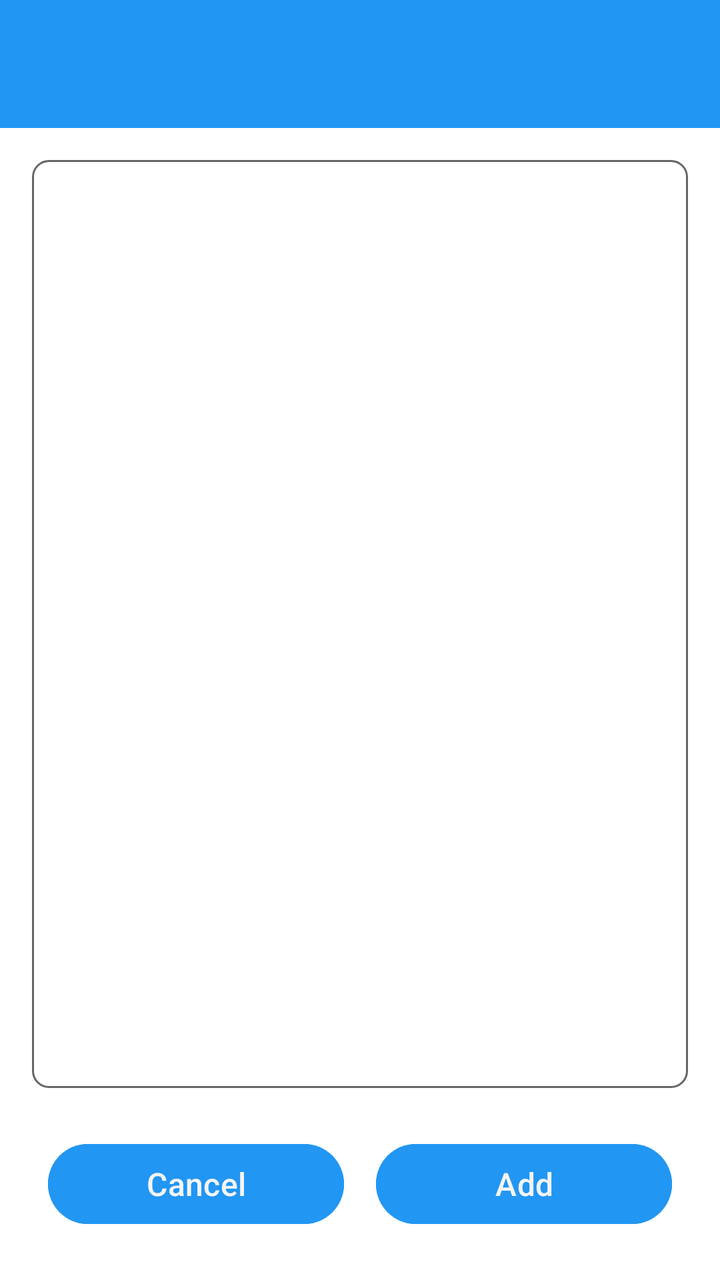
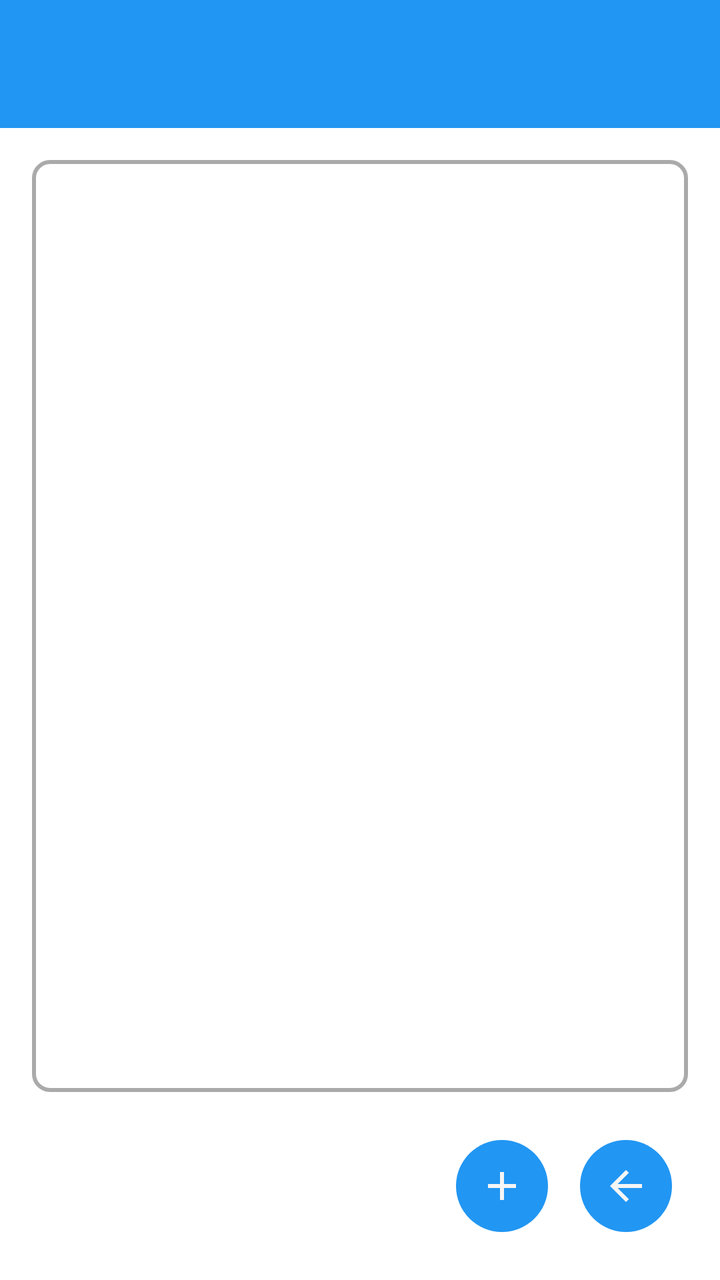

Two renders of the same Android screen: before a commit and after it. Below are the layout's source before the change and the commit's diff.
<!-- AndroidManifest.xml: application theme Theme.Freer -->
<!-- res/layout/activity_choose_servant_fid.xml -->
<?xml version="1.0" encoding="utf-8"?>
<LinearLayout xmlns:android="http://schemas.android.com/apk/res/android"
    android:layout_width="match_parent"
    android:layout_height="match_parent"
    android:orientation="vertical">

    <include layout="@layout/common_toolbar" />

    <ScrollView
        android:layout_width="match_parent"
        android:layout_height="0dp"
        android:layout_weight="1"
        android:layout_marginHorizontal="16dp"
        android:layout_marginTop="16dp"
        android:background="@drawable/container_outline"
        android:padding="8dp">

        <LinearLayout
            android:id="@+id/servant_fid_list_container"
            android:layout_width="match_parent"
            android:layout_height="wrap_content"
            android:orientation="vertical" />

    </ScrollView>

    <LinearLayout
        android:layout_width="match_parent"
        android:layout_height="wrap_content"
        android:orientation="horizontal"
        android:layout_margin="16dp">

        <Button
            android:id="@+id/cancel_button"
            style="@style/ButtonStyle"
            android:layout_width="0dp"
            android:layout_height="wrap_content"
            android:layout_weight="1"
            android:layout_marginEnd="8dp"
            android:text="@string/cancel" />

        <Button
            android:id="@+id/add_button"
            style="@style/ButtonStyle"
            android:layout_width="0dp"
            android:layout_height="wrap_content"
            android:layout_weight="1"
            android:layout_marginStart="8dp"
            android:text="@string/add" />

    </LinearLayout>

</LinearLayout>
<!-- res/layout/common_toolbar.xml (included above) -->
<?xml version="1.0" encoding="utf-8"?>
<androidx.appcompat.widget.Toolbar xmlns:android="http://schemas.android.com/apk/res/android"
    xmlns:app="http://schemas.android.com/apk/res-auto"
    android:id="@+id/toolbar"
    android:layout_width="match_parent"
    android:layout_height="?attr/actionBarSize"
    android:background="@color/colorAccent"
    android:theme="@style/ThemeOverlay.Freer.Toolbar">

    <LinearLayout
        android:id="@+id/toolbar_fid_container"
        android:layout_width="wrap_content"
        android:layout_height="match_parent"
        android:layout_gravity="end"
        android:orientation="horizontal"
        android:gravity="center_vertical"
        android:paddingEnd="4dp"
        android:paddingStart="16dp"
        android:visibility="gone"
        android:clickable="true"
        android:focusable="true"
        android:background="?android:attr/selectableItemBackground">

        <TextView
            android:id="@+id/toolbar_fid_text"
            android:layout_width="wrap_content"
            android:layout_height="wrap_content"
            android:layout_marginEnd="8dp"
            android:text="FID123456789..."
            android:textColor="@android:color/white"
            android:textSize="14sp"
            android:maxLines="1"
            android:ellipsize="none" />

        <ImageView
            android:id="@+id/toolbar_avatar"
            android:layout_width="42dp"
            android:layout_height="42dp"
            android:background="@color/colorAccent"
            android:scaleType="centerCrop"
            android:contentDescription="@string/avatar" />

    </LinearLayout>

</androidx.appcompat.widget.Toolbar>
<!-- resources referenced by this layout -->
<resources>
  <color name="colorAccent">#2196F3</color>
  <!-- drawable container_outline (drawable) -->
  <?xml version="1.0" encoding="utf-8"?>
  <shape xmlns:android="http://schemas.android.com/apk/res/android"
      android:shape="rectangle">
      <stroke
          android:width="1dp"
          android:color="@color/outline_heavy" />
      <corners android:radius="8dp" />
  </shape>
  <string name="add">Add</string>
  <string name="avatar">Avatar</string>
  <string name="cancel">Cancel</string>
  <style name="ButtonStyle">
          <item name="android:textColor">@color/main_background</item>
          <item name="android:backgroundTint">@color/colorAccent</item>
          <item name="android:paddingStart">8dp</item>
          <item name="android:paddingEnd">8dp</item>
          <item name="android:paddingTop">8dp</item>
          <item name="android:paddingBottom">8dp</item>
          <item name="android:textSize">16sp</item>
          <item name="android:textAllCaps">false</item>
          <item name="android:layout_width">wrap_content</item>
          <item name="android:layout_height">@dimen/button_height</item>
          <item name="android:layout_weight">1</item>
          <item name="android:layout_marginStart">4dp</item>
          <item name="android:layout_marginEnd">4dp</item>
          <item name="android:layout_margin">8dp</item>
          <item name="android:layout_gravity">center</item>
      </style>
  <style name="ThemeOverlay.Freer.Toolbar" parent="ThemeOverlay.AppCompat.ActionBar">
          <item name="android:textColorPrimary">@color/main_background</item>
          <item name="android:textColorSecondary">@color/main_background</item>
      </style>
  <style name="Theme.Freer" parent="Base.Theme.Freer" />
  <color name="outline_heavy">#666666</color>
  <color name="main_background">#F5F5F5</color>
  <dimen name="button_height">52dp</dimen>
  <style name="Base.Theme.Freer" parent="Theme.Material3.DayNight.NoActionBar">
          <item name="colorPrimary">#2196F3</item>
          <item name="colorAccent">#2196F3</item>
          <item name="android:windowBackground">#FFFFFF</item>
          
          <item name="android:windowLayoutInDisplayCutoutMode">shortEdges</item>
          <item name="android:enforceNavigationBarContrast">false</item>
          <item name="android:enforceStatusBarContrast">false</item>
          <item name="android:statusBarColor">@android:color/transparent</item>
          <item name="android:navigationBarColor">@android:color/transparent</item>
          <item name="android:windowLightStatusBar">true</item>
          <item name="android:windowLightNavigationBar">true</item>
      </style>
</resources>

<!-- the commit's change to res/layout/activity_choose_servant_fid.xml (unified diff, before → after) -->
@@ -27,25 +27,20 @@
         android:layout_width="match_parent"
         android:layout_height="wrap_content"
         android:orientation="horizontal"
-        android:layout_margin="16dp">
+        android:layout_margin="16dp"
+        android:gravity="end">
 
-        <Button
-            android:id="@+id/cancel_button"
-            style="@style/ButtonStyle"
-            android:layout_width="0dp"
-            android:layout_height="wrap_content"
-            android:layout_weight="1"
-            android:layout_marginEnd="8dp"
-            android:text="@string/cancel" />
+        <ImageButton
+            android:id="@+id/add_button"
+            style="@style/ImageButtonStyle"
+            android:src="@drawable/ic_plus"
+            android:contentDescription="@string/add" />
 
-        <Button
-            android:id="@+id/add_button"
-            style="@style/ButtonStyle"
-            android:layout_width="0dp"
-            android:layout_height="wrap_content"
-            android:layout_weight="1"
-            android:layout_marginStart="8dp"
-            android:text="@string/add" />
+        <ImageButton
+            android:id="@+id/back_button"
+            style="@style/ImageButtonStyle"
+            android:src="@drawable/ic_back"
+            android:contentDescription="@string/back" />
 
     </LinearLayout>
 
@@ -57,7 +52,7 @@
     android:id="@+id/toolbar"
     android:layout_width="match_parent"
     android:layout_height="?attr/actionBarSize"
-    android:background="@color/colorAccent"
+    android:background="@color/accent"
     android:theme="@style/ThemeOverlay.Freer.Toolbar">
 
     <LinearLayout
@@ -66,30 +61,31 @@
         android:layout_height="match_parent"
         android:layout_gravity="end"
         android:orientation="horizontal"
-        android:gravity="center_vertical"
-        android:paddingEnd="4dp"
-        android:paddingStart="16dp"
+        android:gravity="end|center_vertical"
         android:visibility="gone"
         android:clickable="true"
         android:focusable="true"
+        android:paddingStart="8dp"
+        android:paddingEnd="16dp"
         android:background="?android:attr/selectableItemBackground">
 
         <TextView
             android:id="@+id/toolbar_fid_text"
-            android:layout_width="wrap_content"
+            android:layout_width="130dp"
             android:layout_height="wrap_content"
-            android:layout_marginEnd="8dp"
-            android:text="FID123456789..."
-            android:textColor="@android:color/white"
+            android:textColor="@color/main_background"
+            android:paddingStart="8dp"
+            android:paddingEnd="4dp"
             android:textSize="14sp"
             android:maxLines="1"
-            android:ellipsize="none" />
+            android:gravity="end"
+            android:ellipsize="middle" />
 
         <ImageView
             android:id="@+id/toolbar_avatar"
             android:layout_width="42dp"
             android:layout_height="42dp"
-            android:background="@color/colorAccent"
+            android:background="@color/accent"
             android:scaleType="centerCrop"
             android:contentDescription="@string/avatar" />
 
<!-- resource entries referenced after the edit -->
@@ -1,43 +1,63 @@
 <!-- resources referenced by this layout -->
 <resources>
-  <color name="colorAccent">#2196F3</color>
+  <color name="accent">#2196F3</color>
   <!-- drawable container_outline (drawable) -->
   <?xml version="1.0" encoding="utf-8"?>
   <shape xmlns:android="http://schemas.android.com/apk/res/android"
-      android:shape="rectangle">
+      android:shape="rectangle"
+      >
+      <solid android:color="#00000000" />
       <stroke
-          android:width="1dp"
-          android:color="@color/outline_heavy" />
+          android:width="2dp"
+          android:color="@color/container_outline" />
       <corners android:radius="8dp" />
   </shape>
+  <!-- drawable ic_back (drawable) -->
+  <vector xmlns:android="http://schemas.android.com/apk/res/android"
+      android:width="24dp"
+      android:height="24dp"
+      android:viewportWidth="960"
+      android:viewportHeight="960">
+    <path
+        android:pathData="m313,520 l224,224 -57,56 -320,-320 320,-320 57,56 -224,224h487v80L313,520Z"
+        android:fillColor="@color/main_background"/>
+  </vector>
+  <!-- drawable ic_plus (drawable) -->
+  <?xml version="1.0" encoding="utf-8"?>
+  <vector xmlns:android="http://schemas.android.com/apk/res/android"
+      android:width="24dp"
+      android:height="24dp"
+      android:viewportWidth="24"
+      android:viewportHeight="24">
+      <path
+          android:fillColor="@color/accent"
+          android:pathData="M19,13h-6v6h-2v-6H5v-2h6V5h2v6h6v2z"/>
+  </vector>
   <string name="add">Add</string>
   <string name="avatar">Avatar</string>
-  <string name="cancel">Cancel</string>
-  <style name="ButtonStyle">
-          <item name="android:textColor">@color/main_background</item>
-          <item name="android:backgroundTint">@color/colorAccent</item>
-          <item name="android:paddingStart">8dp</item>
-          <item name="android:paddingEnd">8dp</item>
-          <item name="android:paddingTop">8dp</item>
-          <item name="android:paddingBottom">8dp</item>
-          <item name="android:textSize">16sp</item>
-          <item name="android:textAllCaps">false</item>
-          <item name="android:layout_width">wrap_content</item>
-          <item name="android:layout_height">@dimen/button_height</item>
-          <item name="android:layout_weight">1</item>
-          <item name="android:layout_marginStart">4dp</item>
-          <item name="android:layout_marginEnd">4dp</item>
+  <string name="back">Back</string>
+  <style name="ImageButtonStyle">
+          <item name="android:layout_width">46dp</item>
+          <item name="android:layout_height">46dp</item>
           <item name="android:layout_margin">8dp</item>
-          <item name="android:layout_gravity">center</item>
+          <item name="android:background">@drawable/bg_round_accent</item>
+          <item name="android:tint">@color/main_background</item>
+          <item name="android:scaleType">centerInside</item>
+          <item name="android:padding">8dp</item>
       </style>
   <style name="ThemeOverlay.Freer.Toolbar" parent="ThemeOverlay.AppCompat.ActionBar">
           <item name="android:textColorPrimary">@color/main_background</item>
           <item name="android:textColorSecondary">@color/main_background</item>
       </style>
   <style name="Theme.Freer" parent="Base.Theme.Freer" />
-  <color name="outline_heavy">#666666</color>
+  <color name="container_outline">#AAAAAA</color>
+  <!-- drawable bg_round_accent (drawable) -->
+  <?xml version="1.0" encoding="utf-8"?>
+  <shape xmlns:android="http://schemas.android.com/apk/res/android"
+      android:shape="oval">
+      <solid android:color="@color/accent" />
+  </shape>
   <color name="main_background">#F5F5F5</color>
-  <dimen name="button_height">52dp</dimen>
   <style name="Base.Theme.Freer" parent="Theme.Material3.DayNight.NoActionBar">
           <item name="colorPrimary">#2196F3</item>
           <item name="colorAccent">#2196F3</item>
